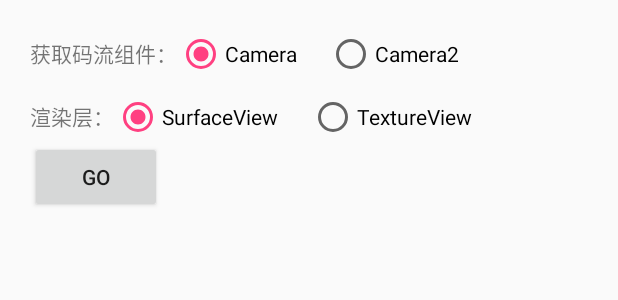
After one commit to Hanxun-Yu/FFmpegAndroid, an Android app: the layout activity_init.xml on its own in the app's theme, with its tools: preview values and no code run, on a phone screen of 412 x 824 dp. The commit adds this screen. Shown: the top 300 px of the screen. Run offline under Robolectric (Android 15) with nearby library versions, the phone set to English and light mode, and no system bars.

Commit message:
finish camera camera2

```diff
--- a/appCameraToH264/src/main/AndroidManifest.xml
+++ b/appCameraToH264/src/main/AndroidManifest.xml
@@ -8,7 +8,7 @@
     <application
         android:allowBackup="true"
         android:largeHeap="true"
-        android:icon="@mipmap/ic_launcher"
+        android:icon="@mipmap/ic_h264"
         android:label="@string/app_name"
         android:roundIcon="@mipmap/ic_launcher_round"
         android:supportsRtl="true"
@@ -17,6 +17,9 @@
         </activity>
 
         <activity android:name=".OldCameraActivity" android:screenOrientation="landscape">
+
+        </activity>
+        <activity android:name=".InitActivity" android:screenOrientation="landscape">
             <intent-filter>
                 <action android:name="android.intent.action.MAIN" />
 
--- /dev/null
+++ b/appCameraToH264/src/main/res/layout/activity_init.xml
@@ -0,0 +1,71 @@
+<?xml version="1.0" encoding="utf-8"?>
+<RelativeLayout xmlns:android="http://schemas.android.com/apk/res/android"
+    android:layout_width="match_parent"
+    android:layout_height="match_parent"
+    android:padding="20dp">
+
+
+    <RadioGroup
+        android:id="@+id/group1"
+        android:checkedButton="@id/camera"
+        android:layout_width="wrap_content"
+        android:layout_height="wrap_content"
+        android:orientation="horizontal">
+
+        <TextView
+            android:layout_width="wrap_content"
+            android:layout_height="wrap_content"
+            android:text="获取码流组件：" />
+
+        <RadioButton
+            android:id="@+id/camera"
+            android:layout_width="wrap_content"
+            android:layout_height="wrap_content"
+            android:text="Camera" />
+
+        <RadioButton
+            android:id="@+id/camera2"
+            android:layout_width="wrap_content"
+            android:layout_height="wrap_content"
+            android:layout_marginLeft="20dp"
+            android:text="Camera2" />
+
+    </RadioGroup>
+
+
+    <RadioGroup
+        android:id="@+id/group2"
+        android:checkedButton="@id/surfaceview"
+        android:layout_width="wrap_content"
+        android:layout_height="wrap_content"
+        android:layout_below="@id/group1"
+        android:layout_marginTop="10dp"
+        android:orientation="horizontal">
+
+        <TextView
+            android:layout_width="wrap_content"
+            android:layout_height="wrap_content"
+            android:text="渲染层：" />
+
+        <RadioButton
+            android:id="@+id/surfaceview"
+            android:layout_width="wrap_content"
+            android:layout_height="wrap_content"
+            android:text="SurfaceView" />
+
+        <RadioButton
+            android:id="@+id/textureview"
+            android:layout_width="wrap_content"
+            android:layout_height="wrap_content"
+            android:layout_marginLeft="20dp"
+            android:text="TextureView" />
+
+    </RadioGroup>
+
+    <Button
+        android:id="@+id/goBtn"
+        android:layout_width="wrap_content"
+        android:layout_height="wrap_content"
+        android:layout_below="@id/group2"
+        android:text="go" />
+</RelativeLayout>
--- a/appCameraToH264/src/main/res/values/strings.xml
+++ b/appCameraToH264/src/main/res/values/strings.xml
@@ -1,3 +1,3 @@
 <resources>
-    <string name="app_name">appCameraToH264</string>
+    <string name="app_name">CamH264</string>
 </resources>
```
Also changed, not shown: appCameraToH264/src/main/java/com/kedacom/demo/appcameratoh264/InitActivity.java (added, +120 -0 lines), appCameraToH264/src/main/java/com/kedacom/demo/appcameratoh264/MainActivity.java (+136 -153 lines), appCameraToH264/src/main/java/com/kedacom/demo/appcameratoh264/media/Camera1Helper.java (added, +123 -0 lines), appCameraToH264/src/main/java/com/kedacom/demo/appcameratoh264/media/video/MediaEncoder.java (+74 -0 lines), appCameraToH264/src/main/res/layout/activity_main.xml (+8 -0 lines), appCameraToH264/src/main/res/mipmap-hdpi/ic_h264.png (added), appCameraToH264/src/main/res/mipmap-xhdpi/ic_h264.png (added), appCameraToH264/src/main/res/mipmap-xxhdpi/ic_h264.png (added).
